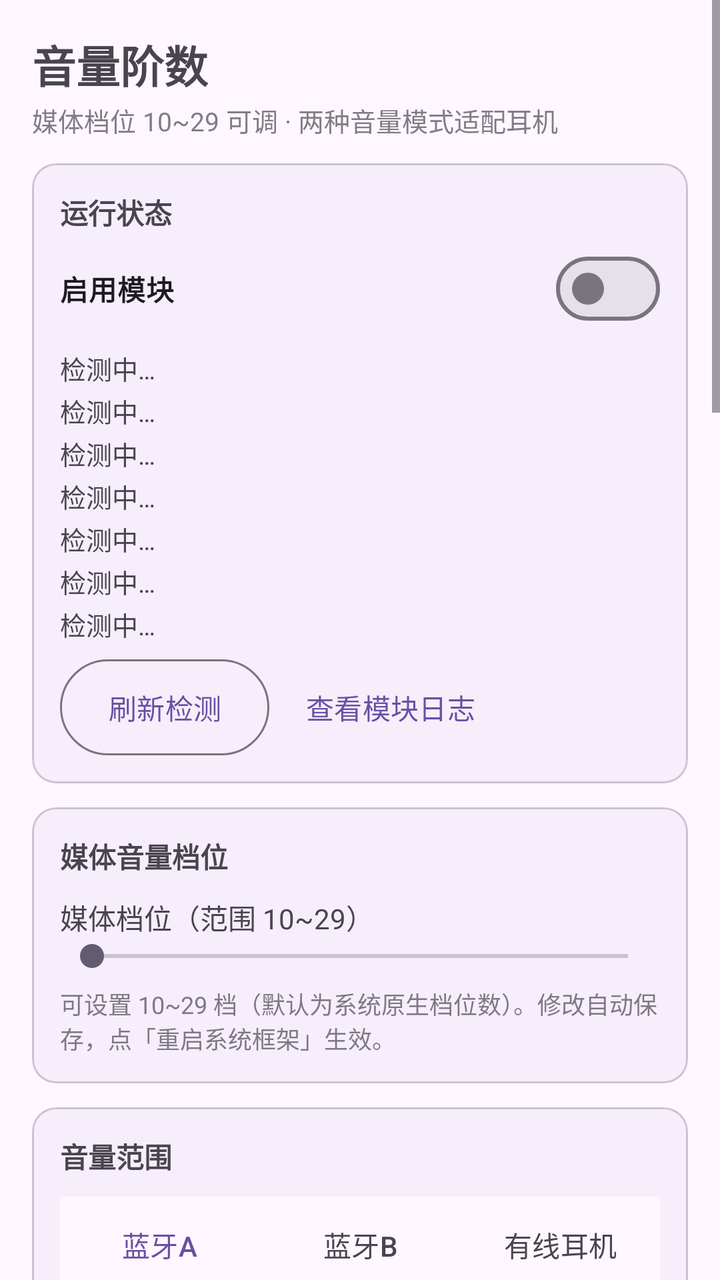
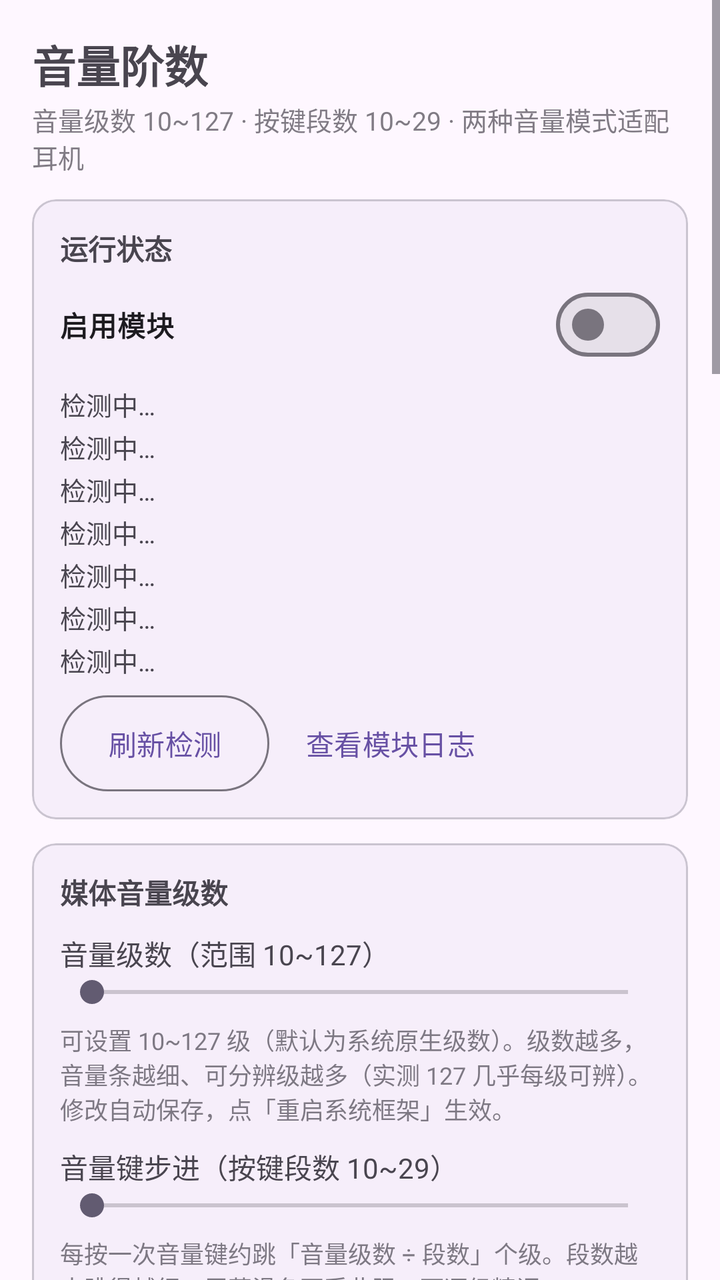

Compare the two renders of this Android layout. The source of the first and the diff that turns it into the second are given below.
<!-- AndroidManifest.xml: application theme Theme.VolumeControl -->
<!-- res/layout/activity_main.xml -->
<?xml version="1.0" encoding="utf-8"?>
<ScrollView xmlns:android="http://schemas.android.com/apk/res/android"
    xmlns:app="http://schemas.android.com/apk/res-auto"
    android:layout_width="match_parent"
    android:layout_height="match_parent"
    android:fitsSystemWindows="true"
    android:fillViewport="true">

    <LinearLayout
        android:layout_width="match_parent"
        android:layout_height="wrap_content"
        android:orientation="vertical"
        android:padding="16dp">

        <TextView
            android:layout_width="wrap_content"
            android:layout_height="wrap_content"
            android:text="@string/app_name"
            android:textSize="22sp"
            android:textStyle="bold" />

        <TextView
            android:layout_width="wrap_content"
            android:layout_height="wrap_content"
            android:layout_marginTop="2dp"
            android:alpha="0.7"
            android:text="@string/app_subtitle"
            android:textSize="13sp" />

        
        <com.google.android.material.card.MaterialCardView
            android:layout_width="match_parent"
            android:layout_height="wrap_content"
            android:layout_marginTop="12dp"
            app:cardCornerRadius="12dp"
            app:cardElevation="1dp">

            <LinearLayout
                android:layout_width="match_parent"
                android:layout_height="wrap_content"
                android:orientation="vertical"
                android:padding="14dp">

                <TextView
                    android:layout_width="wrap_content"
                    android:layout_height="wrap_content"
                    android:text="@string/sec_status"
                    android:textStyle="bold" />

                <com.google.android.material.materialswitch.MaterialSwitch
                    android:id="@+id/switchEnable"
                    android:layout_width="match_parent"
                    android:layout_height="wrap_content"
                    android:layout_marginTop="4dp"
                    android:text="@string/label_enable"
                    android:textStyle="bold" />

                <TextView
                    android:id="@+id/tvStatusRoot"
                    android:layout_width="match_parent"
                    android:layout_height="wrap_content"
                    android:layout_marginTop="6dp"
                    android:text="@string/status_detecting"
                    android:textSize="13sp" />

                <TextView
                    android:id="@+id/tvStatusLsposed"
                    android:layout_width="match_parent"
                    android:layout_height="wrap_content"
                    android:layout_marginTop="2dp"
                    android:text="@string/status_detecting"
                    android:textSize="13sp" />

                <TextView
                    android:id="@+id/tvStatusVolume"
                    android:layout_width="match_parent"
                    android:layout_height="wrap_content"
                    android:layout_marginTop="2dp"
                    android:text="@string/status_detecting"
                    android:textSize="13sp" />

                <TextView
                    android:id="@+id/tvStatusModule"
                    android:layout_width="match_parent"
                    android:layout_height="wrap_content"
                    android:layout_marginTop="2dp"
                    android:text="@string/status_detecting"
                    android:textSize="13sp" />

                <TextView
                    android:id="@+id/tvStatusBt"
                    android:layout_width="match_parent"
                    android:layout_height="wrap_content"
                    android:layout_marginTop="2dp"
                    android:text="@string/status_detecting"
                    android:textSize="13sp" />

                <TextView
                    android:id="@+id/tvStatusConfig"
                    android:layout_width="match_parent"
                    android:layout_height="wrap_content"
                    android:layout_marginTop="2dp"
                    android:text="@string/status_detecting"
                    android:textSize="13sp" />

                <TextView
                    android:id="@+id/tvStatusAv"
                    android:layout_width="match_parent"
                    android:layout_height="wrap_content"
                    android:layout_marginTop="2dp"
                    android:text="@string/status_detecting"
                    android:textSize="13sp" />

                <LinearLayout
                    android:layout_width="match_parent"
                    android:layout_height="wrap_content"
                    android:layout_marginTop="8dp"
                    android:orientation="horizontal">

                    <com.google.android.material.button.MaterialButton
                        android:id="@+id/btnRefresh"
                        style="@style/Widget.Material3.Button.OutlinedButton"
                        android:layout_width="wrap_content"
                        android:layout_height="wrap_content"
                        android:insetTop="0dp"
                        android:insetBottom="0dp"
                        android:text="@string/btn_refresh" />

                    <com.google.android.material.button.MaterialButton
                        android:id="@+id/btnLogs"
                        style="@style/Widget.Material3.Button.TextButton"
                        android:layout_width="wrap_content"
                        android:layout_height="wrap_content"
                        android:layout_marginStart="6dp"
                        android:insetTop="0dp"
                        android:insetBottom="0dp"
                        android:text="@string/btn_logs" />
                </LinearLayout>
            </LinearLayout>
        </com.google.android.material.card.MaterialCardView>

        
        <com.google.android.material.card.MaterialCardView
            android:layout_width="match_parent"
            android:layout_height="wrap_content"
            android:layout_marginTop="12dp"
            app:cardCornerRadius="12dp"
            app:cardElevation="1dp">

            <LinearLayout
                android:layout_width="match_parent"
                android:layout_height="wrap_content"
                android:orientation="vertical"
                android:padding="14dp">

                <TextView
                    android:layout_width="wrap_content"
                    android:layout_height="wrap_content"
                    android:text="@string/sec_media"
                    android:textStyle="bold" />

                <TextView
                    android:id="@+id/tvMediaSteps"
                    android:layout_width="match_parent"
                    android:layout_height="wrap_content"
                    android:layout_marginTop="10dp"
                    android:textSize="14sp"
                    android:text="@string/label_media_steps_default" />

                <SeekBar
                    android:id="@+id/seekMediaSteps"
                    android:layout_width="match_parent"
                    android:layout_height="wrap_content"
                    android:max="117" />

                <TextView
                    android:layout_width="match_parent"
                    android:layout_height="wrap_content"
                    android:layout_marginTop="6dp"
                    android:alpha="0.7"
                    android:text="@string/media_hint"
                    android:textSize="12sp" />
            </LinearLayout>
        </com.google.android.material.card.MaterialCardView>

        
        <com.google.android.material.card.MaterialCardView
            android:layout_width="match_parent"
            android:layout_height="wrap_content"
            android:layout_marginTop="12dp"
            app:cardCornerRadius="12dp"
            app:cardElevation="1dp">

            <LinearLayout
                android:layout_width="match_parent"
                android:layout_height="wrap_content"
                android:orientation="vertical"
                android:padding="14dp">

                <TextView
                    android:layout_width="wrap_content"
                    android:layout_height="wrap_content"
                    android:text="@string/sec_bt_range"
                    android:textStyle="bold" />

                
                <com.google.android.material.tabs.TabLayout
                    android:id="@+id/tabsRange"
                    android:layout_width="match_parent"
                    android:layout_height="wrap_content"
                    android:layout_marginTop="10dp"
                    app:tabGravity="fill"
                    app:tabMode="fixed">

                    <com.google.android.material.tabs.TabItem
                        android:layout_width="wrap_content"
                        android:layout_height="wrap_content"
                        android:text="@string/tab_mode_a" />

                    <com.google.android.material.tabs.TabItem
                        android:layout_width="wrap_content"
                        android:layout_height="wrap_content"
                        android:text="@string/tab_mode_b" />

                    <com.google.android.material.tabs.TabItem
                        android:layout_width="wrap_content"
                        android:layout_height="wrap_content"
                        android:text="@string/target_wired" />
                </com.google.android.material.tabs.TabLayout>

                
                <LinearLayout
                    android:id="@+id/groupRangeEditor"
                    android:layout_width="match_parent"
                    android:layout_height="wrap_content"
                    android:orientation="vertical">

                    <TextView
                        android:id="@+id/tvSummary"
                        android:layout_width="match_parent"
                        android:layout_height="wrap_content"
                        android:layout_marginTop="10dp"
                        android:textSize="13sp" />

                    <TextView
                        android:layout_width="wrap_content"
                        android:layout_height="wrap_content"
                        android:layout_marginTop="10dp"
                        android:text="@string/sec_curve"
                        android:textStyle="bold" />

                    <RadioGroup
                        android:id="@+id/radioCurveType"
                        android:layout_width="match_parent"
                        android:layout_height="wrap_content"
                        android:layout_marginTop="4dp"
                        android:orientation="vertical">

                        <RadioButton
                            android:id="@+id/radioCurveLog"
                            android:layout_width="match_parent"
                            android:layout_height="wrap_content"
                            android:minHeight="36dp"
                            android:text="@string/curve_log" />

                        <RadioButton
                            android:id="@+id/radioCurveLinear"
                            android:layout_width="match_parent"
                            android:layout_height="wrap_content"
                            android:minHeight="36dp"
                            android:text="@string/curve_linear" />

                        <RadioButton
                            android:id="@+id/radioCurveSqrt"
                            android:layout_width="match_parent"
                            android:layout_height="wrap_content"
                            android:minHeight="36dp"
                            android:text="@string/curve_sqrt" />
                    </RadioGroup>

                    <TextView
                        android:layout_width="match_parent"
                        android:layout_height="wrap_content"
                        android:layout_marginTop="2dp"
                        android:alpha="0.7"
                        android:text="@string/curve_hint"
                        android:textSize="12sp" />

                    <TextView
                        android:id="@+id/tvMinAbs"
                        android:layout_width="match_parent"
                        android:layout_height="wrap_content"
                        android:layout_marginTop="6dp"
                        android:textSize="14sp" />

                    <SeekBar
                        android:id="@+id/seekMinAbs"
                        android:layout_width="match_parent"
                        android:layout_height="wrap_content"
                        android:max="127" />

                    <TextView
                        android:id="@+id/tvMaxAbs"
                        android:layout_width="match_parent"
                        android:layout_height="wrap_content"
                        android:textSize="14sp" />

                    <SeekBar
                        android:id="@+id/seekMaxAbs"
                        android:layout_width="match_parent"
                        android:layout_height="wrap_content"
                        android:max="127" />

                    <TextView
                        android:id="@+id/tvRangeHint"
                        android:layout_width="match_parent"
                        android:layout_height="wrap_content"
                        android:alpha="0.7"
                        android:text="@string/range_hint"
                        android:textSize="12sp" />

                    <TextView
                        android:id="@+id/tvRangeMapping"
                        android:layout_width="match_parent"
                        android:layout_height="wrap_content"
                        android:layout_marginTop="10dp"
                        android:fontFamily="monospace"
                        android:textSize="11sp" />
                </LinearLayout>
            </LinearLayout>
        </com.google.android.material.card.MaterialCardView>

        
        <com.google.android.material.card.MaterialCardView
            android:layout_width="match_parent"
            android:layout_height="wrap_content"
            android:layout_marginTop="12dp"
            app:cardCornerRadius="12dp"
            app:cardElevation="1dp">

            <LinearLayout
                android:layout_width="match_parent"
                android:layout_height="wrap_content"
                android:orientation="vertical"
                android:padding="14dp">

                <TextView
                    android:layout_width="wrap_content"
                    android:layout_height="wrap_content"
                    android:text="@string/sec_actions"
                    android:textStyle="bold" />

                <TextView
                    android:id="@+id/tvPending"
                    android:layout_width="match_parent"
                    android:layout_height="wrap_content"
                    android:layout_marginTop="6dp"
                    android:textSize="13sp" />

                <com.google.android.material.button.MaterialButton
                    android:id="@+id/btnRestartBt"
                    style="@style/Widget.Material3.Button.OutlinedButton"
                    android:layout_width="match_parent"
                    android:layout_height="wrap_content"
                    android:layout_marginTop="8dp"
                    android:text="@string/btn_restart_bt" />

                <com.google.android.material.button.MaterialButton
                    android:id="@+id/btnApplyRestart"
                    android:layout_width="match_parent"
                    android:layout_height="wrap_content"
                    android:layout_marginTop="6dp"
                    android:text="@string/btn_apply_restart" />

                <com.google.android.material.button.MaterialButton
                    android:id="@+id/btnReset"
                    style="@style/Widget.Material3.Button.OutlinedButton"
                    android:layout_width="match_parent"
                    android:layout_height="wrap_content"
                    android:layout_marginTop="6dp"
                    android:text="@string/btn_reset" />

                <TextView
                    android:layout_width="match_parent"
                    android:layout_height="wrap_content"
                    android:layout_marginTop="10dp"
                    android:alpha="0.7"
                    android:text="@string/ops_hint"
                    android:textSize="12sp" />
            </LinearLayout>
        </com.google.android.material.card.MaterialCardView>

        
        <com.google.android.material.card.MaterialCardView
            android:layout_width="match_parent"
            android:layout_height="wrap_content"
            android:layout_marginTop="12dp"
            android:layout_marginBottom="16dp"
            app:cardCornerRadius="12dp"
            app:cardElevation="1dp">

            <LinearLayout
                android:layout_width="match_parent"
                android:layout_height="wrap_content"
                android:orientation="vertical"
                android:padding="14dp">

                <TextView
                    android:layout_width="wrap_content"
                    android:layout_height="wrap_content"
                    android:text="@string/sec_guide"
                    android:textStyle="bold" />

                <TextView
                    android:layout_width="match_parent"
                    android:layout_height="wrap_content"
                    android:layout_marginTop="6dp"
                    android:lineSpacingExtra="3dp"
                    android:text="@string/guide_text"
                    android:textSize="13sp" />
            </LinearLayout>
        </com.google.android.material.card.MaterialCardView>
    </LinearLayout>
</ScrollView>
<!-- resources referenced by this layout -->
<resources>
  <string name="app_name">音量阶数</string>
  <string name="app_subtitle">媒体档位 10~29 可调 · 两种音量模式适配耳机</string>
  <string name="btn_apply_restart">重启系统框架（媒体档位数修改后）</string>
  <string name="btn_logs">查看模块日志</string>
  <string name="btn_refresh">刷新检测</string>
  <string name="btn_reset">恢复系统默认（关闭模块）</string>
  <string name="btn_restart_bt">重启蓝牙 (模式/音量范围调整后)</string>
  <string name="curve_hint" formatted="false">选择档位到音量范围的映射分布；三者第 1 档=最小音量、最高档=最大音量。模式A/B 与耳机模式的曲线各自独立保存。</string>
  <string name="curve_linear">线性区间（每档等量）</string>
  <string name="curve_log">对数区间（等比倍增，默认）</string>
  <string name="curve_sqrt">平方根区间（低音量增强）</string>
  <string name="guide_text" formatted="false">1. 在 LSPosed 中启用本模块，然后重启系统框架（本页按钮即可）。\n
  2. 媒体音量档位：可设置 10~29 档（HyperOS 默认 15），只影响媒体流（音乐/视频）。修改档位数后点「重启系统框架」，期间黑屏属正常现象。\n
  3. 模式A（默认，保持绝对音量）：蓝牙耳机保持绝对音量控制，手机系统音量线性不变。档位经可选曲线（线性/对数/平方根）映射为 AVRCP 音量（0~127）：第 1 档=最小音量、最高档=最大音量；最小音量设为 0 时，第 1 档自动取最大音量约 15% 作为可闻下限（自适应耳机量程）。\n
  4. 模式B（低音量问题首选）：停用蓝牙绝对音量，由手机端软件衰减音频信号，耳机固定自身硬件音量；音量范围仅对蓝牙生效。\n
  5. 音量范围：蓝牙模式A/B 各自独立保存；插入有线耳机或使用外放时自动走「耳机模式」的独立范围（最小/最大/曲线），与蓝牙模式无关。\n
  6. 生效方式：修改自动保存。切换模式或调整音量范围后需点「重启蓝牙」生效；仅媒体档位数修改后需点「重启系统框架」。\n
  7. 恢复默认：点「恢复系统默认」并重启生效；或在 LSPosed 中停用模块后重启手机。\n
  8. 排查：状态区查看「系统配置键」与媒体档位是否生效；点「查看模块日志」查看模块自写日志。</string>
  <string name="label_enable">启用模块</string>
  <string name="label_media_steps_default">媒体档位（范围 10~29）</string>
  <string name="media_hint">可设置 10~29 档（默认为系统原生档位数）。修改自动保存，点「重启系统框架」生效。</string>
  <string name="ops_hint">修改后自动保存。切换模式或调整音量范围后需点「重启蓝牙」；仅媒体档位数修改后需点「重启系统框架」。</string>
  <string name="range_hint" formatted="false">蓝牙与有线耳机在本卡片顶部的选项卡间切换，各自保存独立的范围/曲线。蓝牙下模式A/B 又分别保存：模式A 为 AVRCP 映射，模式B 为手机端软件曲线衰减（均仅蓝牙）。插入有线耳机或使用外放时自动走「有线耳机」范围。</string>
  <string name="sec_actions">操作</string>
  <string name="sec_bt_range">音量范围</string>
  <string name="sec_curve">映射曲线</string>
  <string name="sec_guide">使用说明</string>
  <string name="sec_media">媒体音量档位</string>
  <string name="sec_status">运行状态</string>
  <string name="status_detecting">检测中…</string>
  <string name="tab_mode_a">蓝牙A</string>
  <string name="tab_mode_b">蓝牙B</string>
  <string name="target_wired">有线耳机</string>
  <style name="Theme.VolumeControl" parent="Theme.Material3.DayNight.NoActionBar" />
</resources>

<!-- the commit's change to res/layout/activity_main.xml (unified diff, before → after) -->
@@ -180,6 +180,28 @@
                     android:alpha="0.7"
                     android:text="@string/media_hint"
                     android:textSize="12sp" />
+
+                <TextView
+                    android:id="@+id/tvKeySteps"
+                    android:layout_width="match_parent"
+                    android:layout_height="wrap_content"
+                    android:layout_marginTop="10dp"
+                    android:textSize="14sp"
+                    android:text="@string/label_key_steps_default" />
+
+                <SeekBar
+                    android:id="@+id/seekKeySteps"
+                    android:layout_width="match_parent"
+                    android:layout_height="wrap_content"
+                    android:max="19" />
+
+                <TextView
+                    android:layout_width="match_parent"
+                    android:layout_height="wrap_content"
+                    android:layout_marginTop="6dp"
+                    android:alpha="0.7"
+                    android:text="@string/key_steps_hint"
+                    android:textSize="12sp" />
             </LinearLayout>
         </com.google.android.material.card.MaterialCardView>
 
<!-- resource entries referenced after the edit -->
@@ -1,8 +1,8 @@
 <!-- resources referenced by this layout -->
 <resources>
   <string name="app_name">音量阶数</string>
-  <string name="app_subtitle">媒体档位 10~29 可调 · 两种音量模式适配耳机</string>
-  <string name="btn_apply_restart">重启系统框架（媒体档位数修改后）</string>
+  <string name="app_subtitle">音量级数 10~127 · 按键段数 10~29 · 两种音量模式适配耳机</string>
+  <string name="btn_apply_restart">重启系统框架（音量级数修改后）</string>
   <string name="btn_logs">查看模块日志</string>
   <string name="btn_refresh">刷新检测</string>
   <string name="btn_reset">恢复系统默认（关闭模块）</string>
@@ -12,23 +12,25 @@
   <string name="curve_log">对数区间（等比倍增，默认）</string>
   <string name="curve_sqrt">平方根区间（低音量增强）</string>
   <string name="guide_text" formatted="false">1. 在 LSPosed 中启用本模块，然后重启系统框架（本页按钮即可）。\n
-  2. 媒体音量档位：可设置 10~29 档（HyperOS 默认 15），只影响媒体流（音乐/视频）。修改档位数后点「重启系统框架」，期间黑屏属正常现象。\n
+  2. 媒体音量级数：可设置 10~127 级（HyperOS 原生默认 15），级数即音量条的可分辨精度，只影响媒体流（音乐/视频）；修改级数后点「重启系统框架」，期间黑屏属正常现象。音量键步进（10~29 段）控制每按一次音量键跳过的级数（约＝级数÷段数），只影响按键、不影响屏幕拖动。\n
   3. 模式A（默认，保持绝对音量）：蓝牙耳机保持绝对音量控制，手机系统音量线性不变。档位经可选曲线（线性/对数/平方根）映射为 AVRCP 音量（0~127）：第 1 档=最小音量、最高档=最大音量；最小音量设为 0 时，第 1 档自动取最大音量约 15% 作为可闻下限（自适应耳机量程）。\n
   4. 模式B（低音量问题首选）：停用蓝牙绝对音量，由手机端软件衰减音频信号，耳机固定自身硬件音量；音量范围仅对蓝牙生效。\n
   5. 音量范围：蓝牙模式A/B 各自独立保存；插入有线耳机或使用外放时自动走「耳机模式」的独立范围（最小/最大/曲线），与蓝牙模式无关。\n
-  6. 生效方式：修改自动保存。切换模式或调整音量范围后需点「重启蓝牙」生效；仅媒体档位数修改后需点「重启系统框架」。\n
+  6. 生效方式：修改自动保存。切换模式或调整音量范围后需点「重启蓝牙」生效；仅音量级数修改后需点「重启系统框架」（音量键步进即时生效）。\n
   7. 恢复默认：点「恢复系统默认」并重启生效；或在 LSPosed 中停用模块后重启手机。\n
   8. 排查：状态区查看「系统配置键」与媒体档位是否生效；点「查看模块日志」查看模块自写日志。</string>
+  <string name="key_steps_hint">每按一次音量键约跳「音量级数 ÷ 段数」个级。段数越大跳得越细；屏幕滑条不受此限，可逐级精调。</string>
   <string name="label_enable">启用模块</string>
-  <string name="label_media_steps_default">媒体档位（范围 10~29）</string>
-  <string name="media_hint">可设置 10~29 档（默认为系统原生档位数）。修改自动保存，点「重启系统框架」生效。</string>
-  <string name="ops_hint">修改后自动保存。切换模式或调整音量范围后需点「重启蓝牙」；仅媒体档位数修改后需点「重启系统框架」。</string>
+  <string name="label_key_steps_default">音量键步进（按键段数 10~29）</string>
+  <string name="label_media_steps_default">音量级数（范围 10~127）</string>
+  <string name="media_hint">可设置 10~127 级（默认为系统原生级数）。级数越多，音量条越细、可分辨级越多（实测 127 几乎每级可辨）。修改自动保存，点「重启系统框架」生效。</string>
+  <string name="ops_hint">修改后自动保存。切换模式或调整音量范围后需点「重启蓝牙」；仅音量级数修改后需点「重启系统框架」（音量键步进即时生效）。</string>
   <string name="range_hint" formatted="false">蓝牙与有线耳机在本卡片顶部的选项卡间切换，各自保存独立的范围/曲线。蓝牙下模式A/B 又分别保存：模式A 为 AVRCP 映射，模式B 为手机端软件曲线衰减（均仅蓝牙）。插入有线耳机或使用外放时自动走「有线耳机」范围。</string>
   <string name="sec_actions">操作</string>
   <string name="sec_bt_range">音量范围</string>
   <string name="sec_curve">映射曲线</string>
   <string name="sec_guide">使用说明</string>
-  <string name="sec_media">媒体音量档位</string>
+  <string name="sec_media">媒体音量级数</string>
   <string name="sec_status">运行状态</string>
   <string name="status_detecting">检测中…</string>
   <string name="tab_mode_a">蓝牙A</string>
